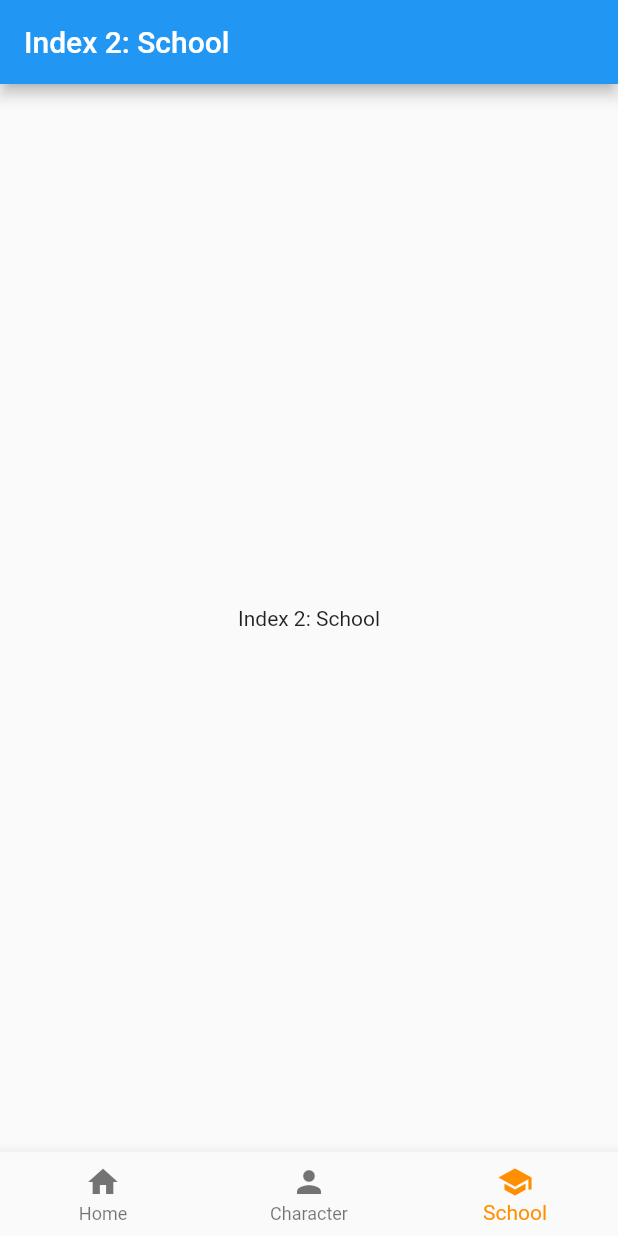
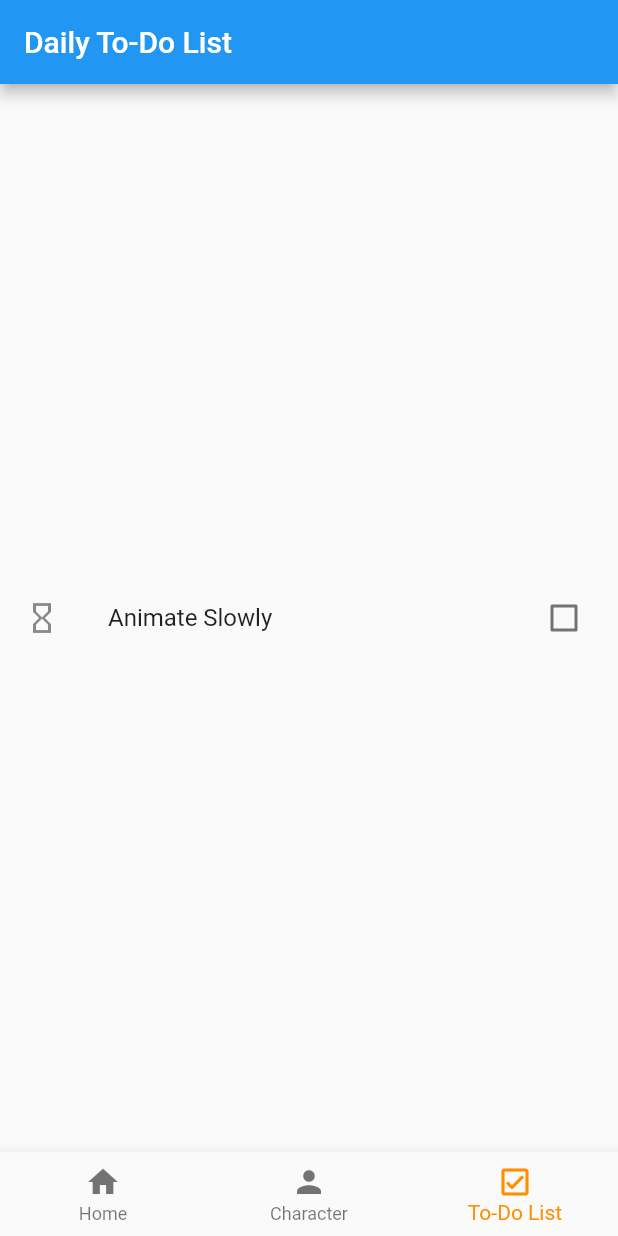
Before and after one commit to Do-then-quit/sturdy-octo-succotash, a Flutter app: the screen it shows after launch, item 3 of the bottom bar chosen, on a phone screen of 412 x 824 dp. Run offline on Flutter 3.47's test engine with Material 2 defaults, Android fonts, the phone set to English and light mode, and no system bars.

Commit message:
To-Do-List tab start

```diff
--- a/lib/main.dart
+++ b/lib/main.dart
@@ -1,4 +1,5 @@
 import 'package:flutter/material.dart';
+import 'package:lecture_10proj/toDoList.dart';
 import 'character.dart';
 
 void main() => runApp(MyApp());
@@ -26,18 +27,18 @@ class _MainPageState extends State<MainPage> {
       'Index 0: Home',
     ),
     CharacterPage(),
-    Text(
-      'Index 2: School',
-    ),
+    ToDoList(),
   ];
 
   static List<Widget> _appBarOptions = <Widget>[
     Text(
       'Index 0: Home',
     ),
-    Text("Character"),
     Text(
-      'Index 2: School',
+      "Character",
+    ),
+    Text(
+      'Daily To-Do List',
     ),
   ];
 
@@ -67,8 +68,8 @@ class _MainPageState extends State<MainPage> {
             label: 'Character',
           ),
           BottomNavigationBarItem(
-            icon: Icon(Icons.school),
-            label: 'School',
+            icon: Icon(Icons.check_box_outlined),
+            label: 'To-Do List',
           ),
         ],
         currentIndex: _selectedIndex,
--- /dev/null
+++ b/lib/toDoList.dart
@@ -0,0 +1,24 @@
+import 'package:flutter/material.dart';
+import 'package:flutter/scheduler.dart';
+
+class ToDoList extends StatefulWidget {
+  ToDoList({Key key}) : super(key: key);
+  @override
+  _ToDoListState createState() => _ToDoListState();
+}
+
+class _ToDoListState extends State<ToDoList> {
+  @override
+  Widget build(BuildContext context) {
+    return CheckboxListTile(
+      title: const Text('Animate Slowly'),
+      value: timeDilation != 1.0,
+      onChanged: (bool value) {
+        setState(() {
+          timeDilation = value ? 10.0 : 1.0;
+        });
+      },
+      secondary: const Icon(Icons.hourglass_empty),
+    );
+  }
+}
```
